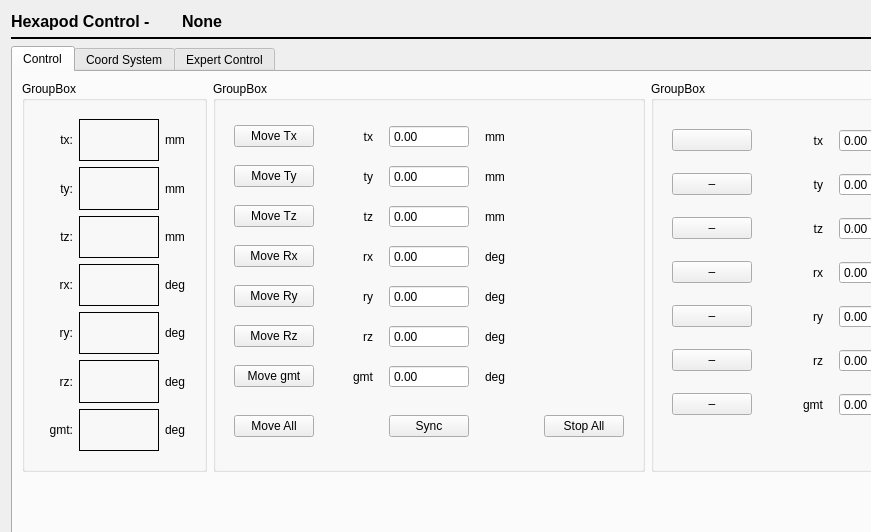
The window that nicos_ess/estia/gui/panels/ui_files/hexapod.ui (ess-dmsc/nicos) describes before a commit, drawn with Qt 5; both pictures show x 0 to 871 and y 0 to 532 of the 1104 by 781 pixel window.
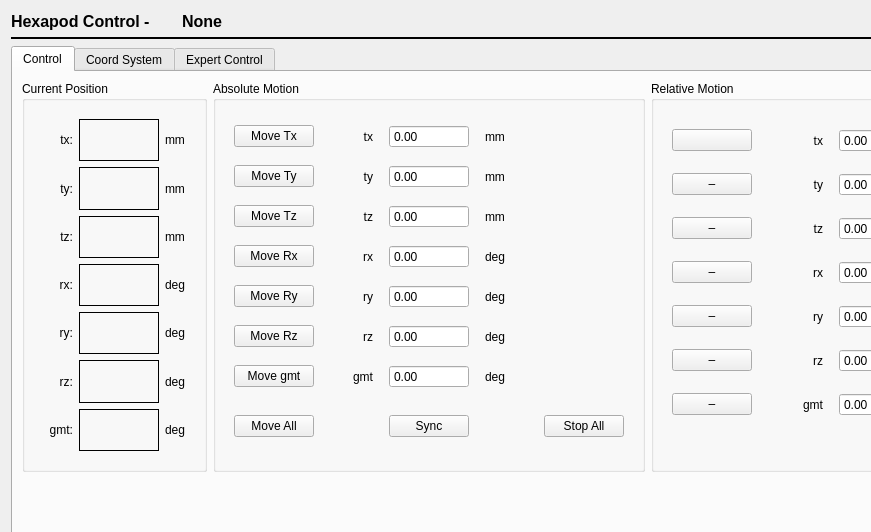
The same window after the commit. Icons and pictures are not drawn.

Diff of the .ui file:
```diff
--- a/nicos_ess/estia/gui/panels/ui_files/hexapod.ui
+++ b/nicos_ess/estia/gui/panels/ui_files/hexapod.ui
@@ -133,7 +133,7 @@
          <item>
           <widget class="QGroupBox" name="curPos">
            <property name="title">
-            <string>GroupBox</string>
+            <string>Current Position</string>
            </property>
            <layout class="QHBoxLayout" name="horizontalLayout_3">
             <item>
@@ -440,7 +440,7 @@
          <item>
           <widget class="QGroupBox" name="newPos">
            <property name="title">
-            <string>GroupBox</string>
+            <string>Absolute Motion</string>
            </property>
            <layout class="QHBoxLayout" name="horizontalLayout_4">
             <item>
@@ -845,7 +845,7 @@
          <item>
           <widget class="QGroupBox" name="newPos_2">
            <property name="title">
-            <string>GroupBox</string>
+            <string>Relative Motion</string>
            </property>
            <layout class="QHBoxLayout" name="horizontalLayout_5">
             <item>
```
